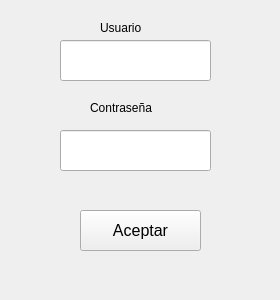
Before: the Qt Designer form ui/login.ui in LeandroMuzalski1843/Final_Practicas_II, drawn with Qt 5.
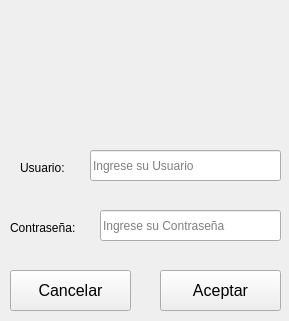
After: the same form once the commit is applied. Icons and pictures are not drawn.

Commit message: se mejoro el login 1.0

```diff
--- a/ui/login.ui
+++ b/ui/login.ui
@@ -6,38 +6,63 @@
    <rect>
     <x>0</x>
     <y>0</y>
-    <width>280</width>
-    <height>300</height>
+    <width>289</width>
+    <height>321</height>
    </rect>
   </property>
   <property name="windowTitle">
    <string>Form</string>
   </property>
+  <widget class="QLabel" name="label_2">
+   <property name="geometry">
+    <rect>
+     <x>10</x>
+     <y>220</y>
+     <width>91</width>
+     <height>16</height>
+    </rect>
+   </property>
+   <property name="styleSheet">
+    <string notr="true">font: 12pt &quot;MS Shell Dlg 2&quot;;</string>
+   </property>
+   <property name="text">
+    <string>Contraseña:</string>
+   </property>
+  </widget>
   <widget class="QLineEdit" name="lineEdit_Usuario">
    <property name="geometry">
     <rect>
-     <x>60</x>
-     <y>40</y>
-     <width>151</width>
-     <height>41</height>
+     <x>90</x>
+     <y>150</y>
+     <width>191</width>
+     <height>31</height>
     </rect>
    </property>
+   <property name="placeholderText">
+    <string>Ingrese su Usuario</string>
+   </property>
   </widget>
-  <widget class="QLineEdit" name="lineEdit_Contrasenia">
+  <widget class="QLabel" name="label">
    <property name="geometry">
     <rect>
-     <x>60</x>
-     <y>130</y>
-     <width>151</width>
-     <height>41</height>
+     <x>20</x>
+     <y>160</y>
+     <width>71</width>
+     <height>16</height>
     </rect>
    </property>
+   <property name="styleSheet">
+    <string notr="true">font: 12pt &quot;MS Shell Dlg 2&quot;;</string>
+   </property>
+   <property name="text">
+    <string>Usuario:</string>
+   </property>
   </widget>
   <widget class="QPushButton" name="btn_aceptar">
    <property name="geometry">
     <rect>
-     <x>80</x>
-     <y>210</y>
+     <x>160</x>
+     <y>270</y>
      <width>121</width>
      <height>41</height>
     </rect>
@@ -51,36 +76,54 @@
     <string>Aceptar</string>
    </property>
   </widget>
-  <widget class="QLabel" name="label">
+  <widget class="QPushButton" name="btn_cancelar">
+   <property name="geometry">
+    <rect>
+     <x>10</x>
+     <y>270</y>
+     <width>121</width>
+     <height>41</height>
+    </rect>
+   </property>
+   <property name="font">
+    <font>
+     <pointsize>12</pointsize>
+    </font>
+   </property>
+   <property name="text">
+    <string>Cancelar</string>
+   </property>
+  </widget>
+  <widget class="QLineEdit" name="lineEdit_Contrasenia">
    <property name="geometry">
     <rect>
      <x>100</x>
-     <y>20</y>
-     <width>71</width>
-     <height>16</height>
+     <y>210</y>
+     <width>181</width>
+     <height>31</height>
     </rect>
    </property>
-   <property name="styleSheet">
-    <string notr="true">font: 12pt &quot;MS Shell Dlg 2&quot;;</string>
-   </property>
-   <property name="text">
-    <string>Usuario</string>
+   <property name="placeholderText">
+    <string>Ingrese su Contraseña</string>
    </property>
   </widget>
-  <widget class="QLabel" name="label_2">
+  <widget class="QLabel" name="label_3">
    <property name="geometry">
     <rect>
-     <x>90</x>
-     <y>100</y>
-     <width>91</width>
-     <height>16</height>
+     <x>40</x>
+     <y>10</y>
+     <width>211</width>
+     <height>131</height>
     </rect>
    </property>
-   <property name="styleSheet">
-    <string notr="true">font: 12pt &quot;MS Shell Dlg 2&quot;;</string>
-   </property>
    <property name="text">
-    <string>Contraseña</string>
+    <string/>
+   </property>
+   <property name="pixmap">
+    <pixmap>../icons/Logo.png</pixmap>
+   </property>
+   <property name="scaledContents">
+    <bool>true</bool>
    </property>
   </widget>
  </widget>
```
Left out of the diff: 4 changed lines with no effect on the pictures. The commit also changes 7 other files.
